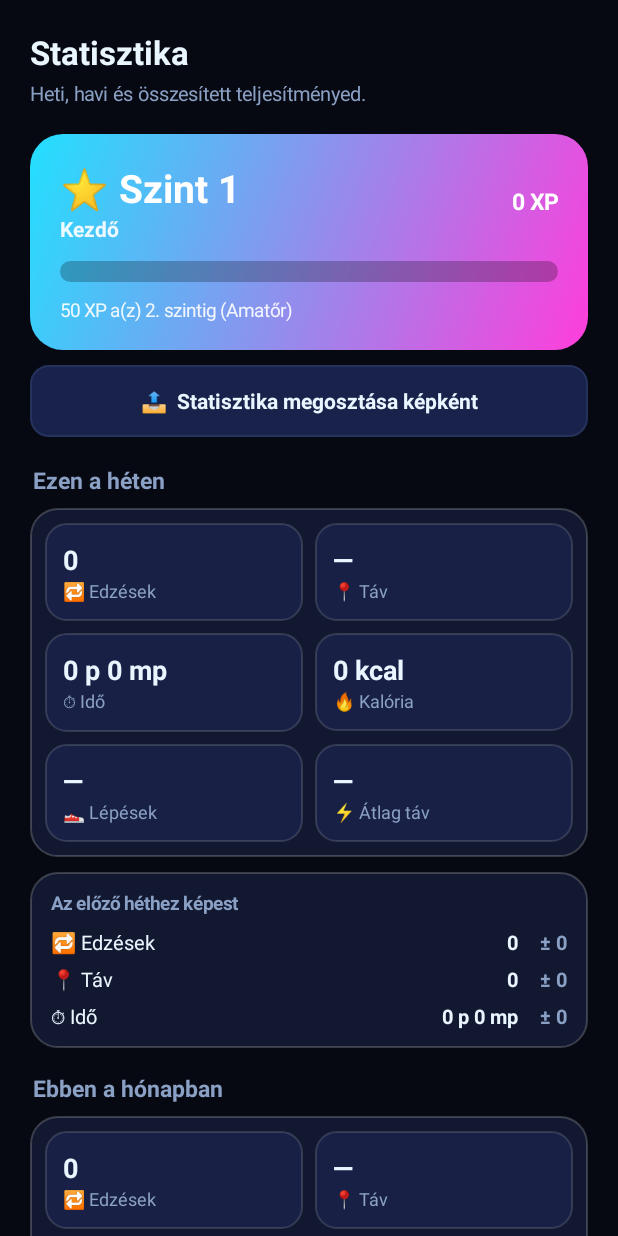
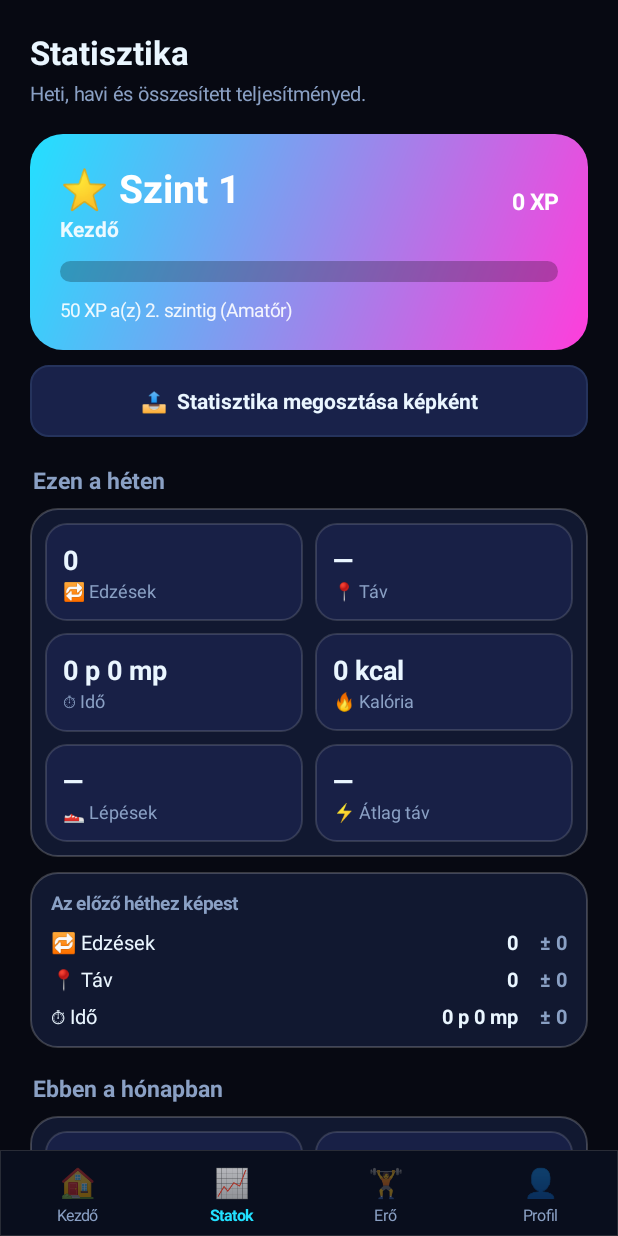
Before and after one commit to David-Getta/edzo_app, an Android app: the screen it shows after launch (StatsActivity), after a tap on an icon or button, on a phone screen of 412 x 824 dp. Run offline under Robolectric (Android 15) with nearby library versions, the phone set to English and light mode, and no system bars; pictures from the network do not load; 2 other taps on this screen came first.

Commit message:
v6.95: redesign step 1 — persistent bottom navigation (Kezdő/Statok/Erő/Profil), hidden during workouts

```diff
--- a/app/build.gradle
+++ b/app/build.gradle
@@ -15,7 +15,7 @@ android {
         // A CI a VERSION_CODE env-változóból növekvő értéket ad, hogy az
         // automatikus frissítés (Obtainium/Android) minden buildnél működjön.
         versionCode System.getenv('VERSION_CODE') ? System.getenv('VERSION_CODE').toInteger() : 3
-        versionName '6.94'
+        versionName '6.95'
     }
 
     compileOptions {
--- a/app/src/main/java/com/edzo/idozito/MainActivity.java
+++ b/app/src/main/java/com/edzo/idozito/MainActivity.java
@@ -106,6 +106,7 @@ public class MainActivity extends Activity {
     double lastDist = -1; float lastAvg = -1; String lastRecords = "";
     boolean lastWasRun = true;
     ProgressRing ring;
+    View bottomNavBar;
     boolean lastPaused = false;
     boolean finished = false;
     boolean lastWasRoutine = false;
@@ -146,7 +147,14 @@ public class MainActivity extends Activity {
         addBackgroundImage(root);
         root.addView(buildSetup());
         root.addView(buildRun());
-        setContentView(root);
+        // Állandó alsó navigációs sáv: a tartalom fölötte görög, a sáv fixen alul marad.
+        // Edzés közben elrejtjük, hogy a visszaszámlálás fókuszban maradjon.
+        LinearLayout navStack = new LinearLayout(this);
+        navStack.setOrientation(LinearLayout.VERTICAL);
+        navStack.addView(root, new LinearLayout.LayoutParams(-1, 0, 1f));
+        bottomNavBar = Ux.bottomNav(this, 0);
+        navStack.addView(bottomNavBar, new LinearLayout.LayoutParams(-1, -2));
+        setContentView(navStack);
         showRun(false);
 
         refreshValues();
@@ -2276,6 +2284,7 @@ public class MainActivity extends Activity {
     void showRun(boolean run) {
         setupScroll.setVisibility(run ? View.GONE : View.VISIBLE);
         runScroll.setVisibility(run ? View.VISIBLE : View.GONE);
+        if (bottomNavBar != null) bottomNavBar.setVisibility(run ? View.GONE : View.VISIBLE);
         int flag = android.view.WindowManager.LayoutParams.FLAG_KEEP_SCREEN_ON;
         if (run && Theme.keepScreenOn(this)) getWindow().addFlags(flag);
         else getWindow().clearFlags(flag);
--- a/app/src/main/java/com/edzo/idozito/ProfileActivity.java
+++ b/app/src/main/java/com/edzo/idozito/ProfileActivity.java
@@ -171,7 +171,7 @@ public class ProfileActivity extends Activity {
         col.addView(clear);
 
         sv.addView(col, new android.widget.FrameLayout.LayoutParams(-1, -2));
-        setContentView(Ux.scaffold(this, sv, "bg_profile"));
+        setContentView(Ux.scaffoldNav(this, sv, "bg_profile", 3));
         col.post(() -> Ux.enterChildren(col, 30, 45));
 
         loadValues();
--- a/app/src/main/java/com/edzo/idozito/StatsActivity.java
+++ b/app/src/main/java/com/edzo/idozito/StatsActivity.java
@@ -143,7 +143,7 @@ public class StatsActivity extends Activity {
         }
 
         sv.addView(col, new android.widget.FrameLayout.LayoutParams(-1, -2));
-        setContentView(Ux.scaffold(this, sv, "bg_stats"));
+        setContentView(Ux.scaffoldNav(this, sv, "bg_stats", 1));
         refreshChart();
         col.post(() -> Ux.enterChildren(col, 30, 45));
     }
--- a/app/src/main/java/com/edzo/idozito/StrengthActivity.java
+++ b/app/src/main/java/com/edzo/idozito/StrengthActivity.java
@@ -94,7 +94,7 @@ public class StrengthActivity extends Activity {
         col.addView(listBox, lp());
 
         sv.addView(col, new android.widget.FrameLayout.LayoutParams(-1, -2));
-        setContentView(Ux.scaffold(this, sv, "bg_workout"));
+        setContentView(Ux.scaffoldNav(this, sv, "bg_workout", 2));
         col.post(() -> Ux.enterChildren(col, 30, 45));
         refresh();
     }
--- a/app/src/main/java/com/edzo/idozito/Ux.java
+++ b/app/src/main/java/com/edzo/idozito/Ux.java
@@ -2,13 +2,17 @@ package com.edzo.idozito;
 
 import android.animation.ValueAnimator;
 import android.app.Activity;
+import android.content.Intent;
+import android.graphics.Typeface;
 import android.graphics.drawable.GradientDrawable;
+import android.view.Gravity;
 import android.view.View;
 import android.view.ViewGroup;
 import android.view.animation.AccelerateDecelerateInterpolator;
 import android.view.animation.DecelerateInterpolator;
 import android.widget.FrameLayout;
 import android.widget.ImageView;
+import android.widget.LinearLayout;
 import android.widget.TextView;
 
 /**
@@ -85,9 +89,29 @@ public final class Ux {
     public static FrameLayout scaffold(Activity a, View content, String primaryName) {
         FrameLayout root = new FrameLayout(a);
         root.setBackgroundColor(MainActivity.BG);
+        addBg(a, root, primaryName);
+        root.addView(content, new FrameLayout.LayoutParams(-1, -1));
+        return root;
+    }
+
+    /** Mint a scaffold, de alul egy állandó navigációs sávval (Kezdő/Statok/Erő/Profil). */
+    public static FrameLayout scaffoldNav(Activity a, View content, String primaryName, int activeIndex) {
+        FrameLayout root = new FrameLayout(a);
+        root.setBackgroundColor(MainActivity.BG);
+        addBg(a, root, primaryName);
+        LinearLayout stack = new LinearLayout(a);
+        stack.setOrientation(LinearLayout.VERTICAL);
+        stack.addView(content, new LinearLayout.LayoutParams(-1, 0, 1f));
+        stack.addView(bottomNav(a, activeIndex), new LinearLayout.LayoutParams(-1, -2));
+        root.addView(stack, new FrameLayout.LayoutParams(-1, -1));
+        return root;
+    }
+
+    /** A háttérkép + fátyol hozzáadása egy gyökér FrameLayouthoz. */
+    static void addBg(Activity a, FrameLayout root, String primaryName) {
         int id = drawableId(a, primaryName);
         if (id == 0) id = drawableId(a, "bg_main");
-        if (id != 0) {
+        if (id == 0) return;
         try {
             ImageView img = new ImageView(a);
             img.setScaleType(ImageView.ScaleType.CENTER_CROP);
@@ -101,7 +125,57 @@ public final class Ux {
             root.addView(scrim, new FrameLayout.LayoutParams(-1, -1));
         } catch (Exception ignored) {}
     }
-        root.addView(content, new FrameLayout.LayoutParams(-1, -1));
-        return root;
+
+    /**
+     * Állandó alsó navigációs sáv a fő képernyők közti gyors váltáshoz.
+     * activeIndex: 0=Kezdő, 1=Statok, 2=Erő, 3=Profil.
+     */
+    public static LinearLayout bottomNav(final Activity a, final int active) {
+        final float d = a.getResources().getDisplayMetrics().density;
+        LinearLayout bar = new LinearLayout(a);
+        bar.setOrientation(LinearLayout.HORIZONTAL);
+        GradientDrawable bg = new GradientDrawable();
+        bg.setColor(0xF20A0F1E);
+        bg.setStroke((int) (1 * d), 0x22FFFFFF);
+        bar.setBackground(bg);
+
+        final String[] emo = {"🏠", "📈", "🏋️", "👤"};
+        final String[] lbl = {"Kezdő", "Statok", "Erő", "Profil"};
+        final Class<?>[] target = {MainActivity.class, StatsActivity.class,
+                StrengthActivity.class, ProfileActivity.class};
+        int accent = Theme.accent(a);
+
+        for (int i = 0; i < emo.length; i++) {
+            final int idx = i;
+            boolean on = i == active;
+            LinearLayout item = new LinearLayout(a);
+            item.setOrientation(LinearLayout.VERTICAL);
+            item.setGravity(Gravity.CENTER);
+            item.setPadding(0, (int) (8 * d), 0, (int) (7 * d));
+            item.setClickable(true);
+            TextView e = new TextView(a);
+            e.setText(emo[i]);
+            e.setTextSize(19);
+            e.setGravity(Gravity.CENTER);
+            e.setAlpha(on ? 1f : 0.55f);
+            TextView l = new TextView(a);
+            l.setText(lbl[i]);
+            l.setTextSize(10.5f);
+            l.setGravity(Gravity.CENTER);
+            l.setPadding(0, (int) (2 * d), 0, 0);
+            l.setTextColor(on ? accent : 0xFF8AA0C4);
+            if (on) l.setTypeface(null, Typeface.BOLD);
+            item.addView(e);
+            item.addView(l);
+            item.setOnClickListener(v -> {
+                if (idx == active) return;
+                Intent it = new Intent(a, target[idx]);
+                if (target[idx] == MainActivity.class)
+                    it.addFlags(Intent.FLAG_ACTIVITY_CLEAR_TOP | Intent.FLAG_ACTIVITY_SINGLE_TOP);
+                a.startActivity(it);
+            });
+            bar.addView(item, new LinearLayout.LayoutParams(0, -2, 1f));
+        }
+        return bar;
     }
 }
```
Also changed, not shown: 1 other file. Lines whose indentation alone changed are shown as unchanged.
